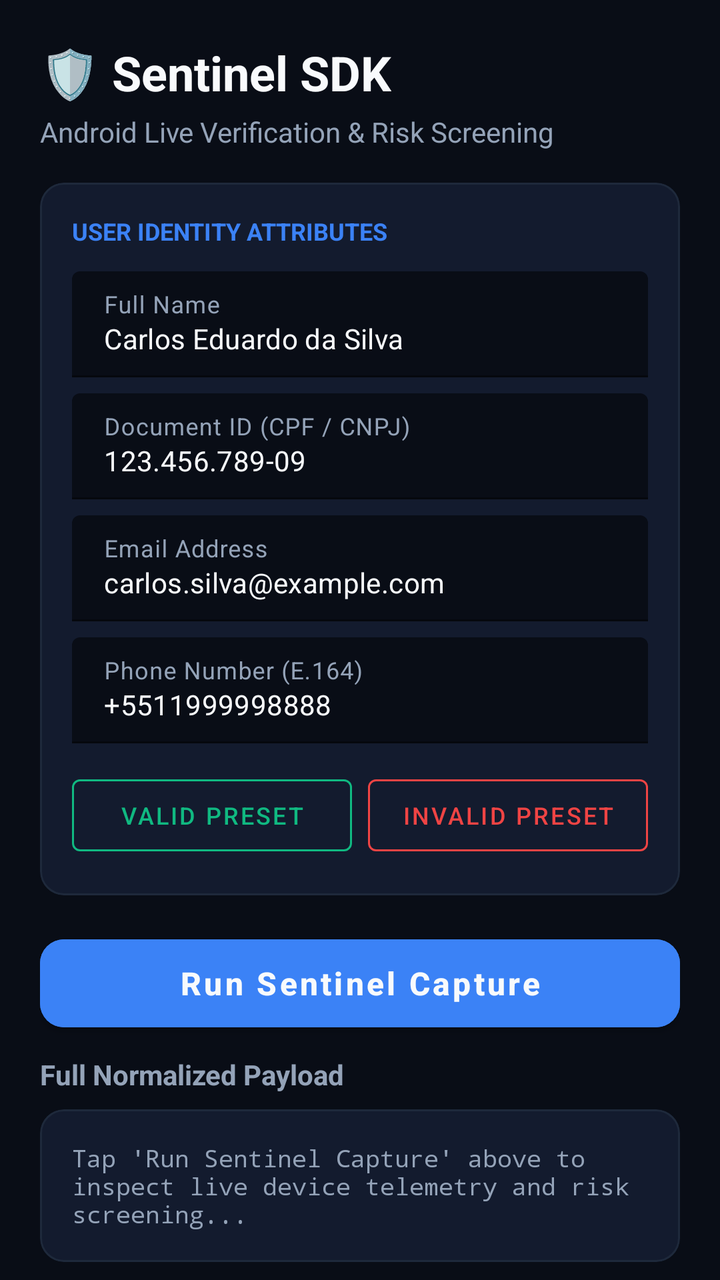
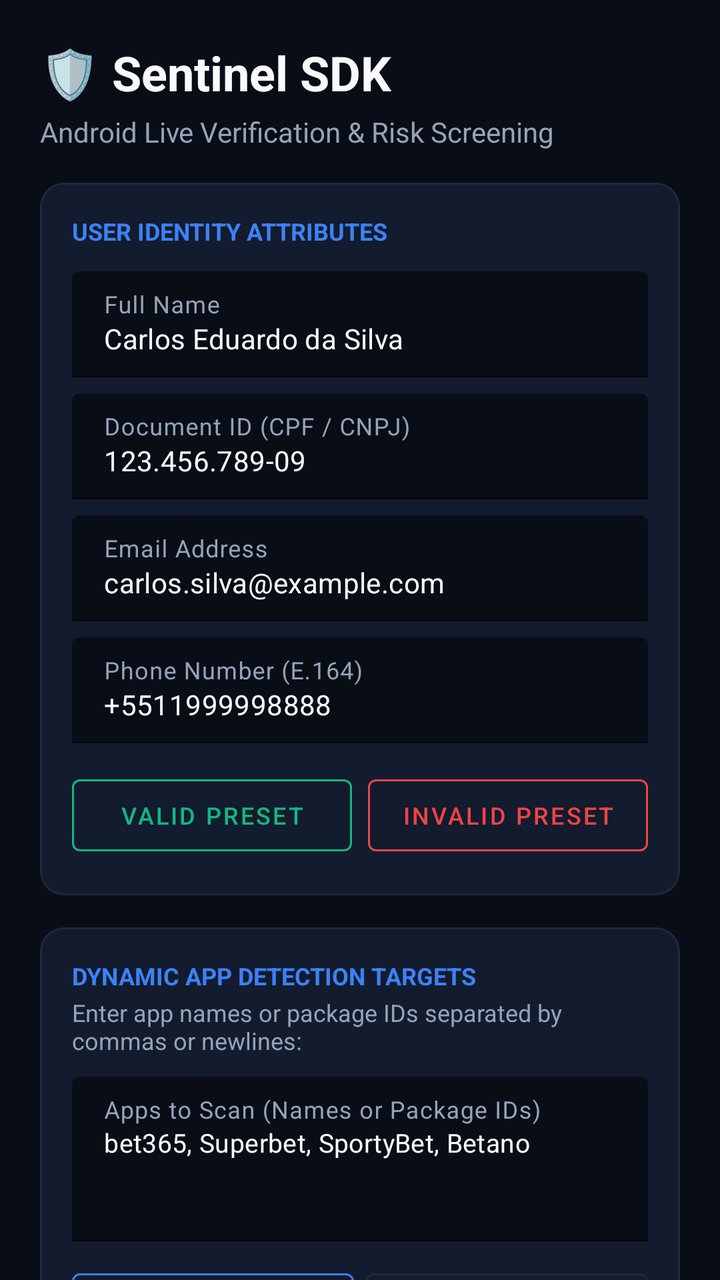

The first picture is an Android layout as it rendered before a commit; the second is the same layout after the commit. The layout source and the unified diff follow.
<!-- AndroidManifest.xml: application theme Theme.SentinelDemo -->
<!-- res/layout/activity_main.xml -->
<?xml version="1.0" encoding="utf-8"?>
<androidx.core.widget.NestedScrollView xmlns:android="http://schemas.android.com/apk/res/android"
    xmlns:app="http://schemas.android.com/apk/res-auto"
    xmlns:tools="http://schemas.android.com/tools"
    android:layout_width="match_parent"
    android:layout_height="match_parent"
    android:background="@color/background"
    android:fillViewport="true">

    <LinearLayout
        android:layout_width="match_parent"
        android:layout_height="wrap_content"
        android:orientation="vertical"
        android:padding="20dp">

        
        <LinearLayout
            android:layout_width="match_parent"
            android:layout_height="wrap_content"
            android:orientation="vertical"
            android:layout_marginBottom="16dp">

            <TextView
                android:layout_width="wrap_content"
                android:layout_height="wrap_content"
                android:text="🛡️ Sentinel SDK"
                android:textColor="@color/text_primary"
                android:textSize="24sp"
                android:textStyle="bold" />

            <TextView
                android:layout_width="wrap_content"
                android:layout_height="wrap_content"
                android:layout_marginTop="4dp"
                android:text="Android Live Verification &amp; Risk Screening"
                android:textColor="@color/text_secondary"
                android:textSize="14sp" />
        </LinearLayout>

        
        <com.google.android.material.card.MaterialCardView
            android:layout_width="match_parent"
            android:layout_height="wrap_content"
            android:layout_marginBottom="16dp"
            app:cardBackgroundColor="@color/card_bg"
            app:cardCornerRadius="12dp"
            app:cardElevation="0dp"
            app:strokeColor="@color/border"
            app:strokeWidth="1dp">

            <LinearLayout
                android:layout_width="match_parent"
                android:layout_height="wrap_content"
                android:orientation="vertical"
                android:padding="16dp">

                <TextView
                    android:layout_width="wrap_content"
                    android:layout_height="wrap_content"
                    android:text="USER IDENTITY ATTRIBUTES"
                    android:textColor="@color/accent"
                    android:textSize="12sp"
                    android:textStyle="bold"
                    android:layout_marginBottom="12dp" />

                
                <com.google.android.material.textfield.TextInputLayout
                    android:layout_width="match_parent"
                    android:layout_height="wrap_content"
                    android:layout_marginBottom="8dp"
                    android:hint="Full Name"
                    android:textColorHint="@color/text_secondary"
                    app:boxBackgroundColor="@color/background"
                    app:boxStrokeColor="@color/accent"
                    app:hintTextColor="@color/accent">

                    <com.google.android.material.textfield.TextInputEditText
                        android:id="@+id/et_full_name"
                        android:layout_width="match_parent"
                        android:layout_height="wrap_content"
                        android:text="Carlos Eduardo da Silva"
                        android:textColor="@color/text_primary"
                        android:textSize="14sp" />
                </com.google.android.material.textfield.TextInputLayout>

                
                <com.google.android.material.textfield.TextInputLayout
                    android:layout_width="match_parent"
                    android:layout_height="wrap_content"
                    android:layout_marginBottom="8dp"
                    android:hint="Document ID (CPF / CNPJ)"
                    android:textColorHint="@color/text_secondary"
                    app:boxBackgroundColor="@color/background"
                    app:boxStrokeColor="@color/accent"
                    app:hintTextColor="@color/accent">

                    <com.google.android.material.textfield.TextInputEditText
                        android:id="@+id/et_document_id"
                        android:layout_width="match_parent"
                        android:layout_height="wrap_content"
                        android:text="123.456.789-09"
                        android:textColor="@color/text_primary"
                        android:textSize="14sp" />
                </com.google.android.material.textfield.TextInputLayout>

                
                <com.google.android.material.textfield.TextInputLayout
                    android:layout_width="match_parent"
                    android:layout_height="wrap_content"
                    android:layout_marginBottom="8dp"
                    android:hint="Email Address"
                    android:textColorHint="@color/text_secondary"
                    app:boxBackgroundColor="@color/background"
                    app:boxStrokeColor="@color/accent"
                    app:hintTextColor="@color/accent">

                    <com.google.android.material.textfield.TextInputEditText
                        android:id="@+id/et_email"
                        android:layout_width="match_parent"
                        android:layout_height="wrap_content"
                        android:inputType="textEmailAddress"
                        android:text="carlos.silva@example.com"
                        android:textColor="@color/text_primary"
                        android:textSize="14sp" />
                </com.google.android.material.textfield.TextInputLayout>

                
                <com.google.android.material.textfield.TextInputLayout
                    android:layout_width="match_parent"
                    android:layout_height="wrap_content"
                    android:layout_marginBottom="12dp"
                    android:hint="Phone Number (E.164)"
                    android:textColorHint="@color/text_secondary"
                    app:boxBackgroundColor="@color/background"
                    app:boxStrokeColor="@color/accent"
                    app:hintTextColor="@color/accent">

                    <com.google.android.material.textfield.TextInputEditText
                        android:id="@+id/et_phone_number"
                        android:layout_width="match_parent"
                        android:layout_height="wrap_content"
                        android:inputType="phone"
                        android:text="+5511999998888"
                        android:textColor="@color/text_primary"
                        android:textSize="14sp" />
                </com.google.android.material.textfield.TextInputLayout>

                
                <LinearLayout
                    android:layout_width="match_parent"
                    android:layout_height="wrap_content"
                    android:orientation="horizontal">

                    <com.google.android.material.button.MaterialButton
                        android:id="@+id/btn_fill_valid"
                        style="@style/Widget.MaterialComponents.Button.OutlinedButton"
                        android:layout_width="0dp"
                        android:layout_height="wrap_content"
                        android:layout_marginEnd="4dp"
                        android:layout_weight="1"
                        android:text="Valid Preset"
                        android:textColor="@color/success"
                        android:textSize="12sp"
                        app:strokeColor="@color/success" />

                    <com.google.android.material.button.MaterialButton
                        android:id="@+id/btn_fill_invalid"
                        style="@style/Widget.MaterialComponents.Button.OutlinedButton"
                        android:layout_width="0dp"
                        android:layout_height="wrap_content"
                        android:layout_marginStart="4dp"
                        android:layout_weight="1"
                        android:text="Invalid Preset"
                        android:textColor="@color/danger"
                        android:textSize="12sp"
                        app:strokeColor="@color/danger" />
                </LinearLayout>

            </LinearLayout>
        </com.google.android.material.card.MaterialCardView>

        
        <com.google.android.material.button.MaterialButton
            android:id="@+id/btn_capture"
            android:layout_width="match_parent"
            android:layout_height="56dp"
            android:layout_marginBottom="8dp"
            android:backgroundTint="@color/accent"
            android:text="Run Sentinel Capture"
            android:textAllCaps="false"
            android:textColor="@color/text_primary"
            android:textSize="16sp"
            android:textStyle="bold"
            app:cornerRadius="12dp" />

        <ProgressBar
            android:id="@+id/progress_bar"
            android:layout_width="wrap_content"
            android:layout_height="wrap_content"
            android:layout_gravity="center_horizontal"
            android:layout_marginVertical="8dp"
            android:indeterminateTint="@color/accent"
            android:visibility="gone" />

        
        <com.google.android.material.card.MaterialCardView
            android:id="@+id/card_summary"
            android:layout_width="match_parent"
            android:layout_height="wrap_content"
            android:layout_marginBottom="16dp"
            android:visibility="gone"
            app:cardBackgroundColor="@color/card_bg"
            app:cardCornerRadius="12dp"
            app:cardElevation="0dp"
            app:strokeColor="@color/border"
            app:strokeWidth="1dp">

            <LinearLayout
                android:layout_width="match_parent"
                android:layout_height="wrap_content"
                android:orientation="vertical"
                android:padding="16dp">

                <TextView
                    android:layout_width="wrap_content"
                    android:layout_height="wrap_content"
                    android:text="TELEMETRY &amp; RISK SUMMARY"
                    android:textColor="@color/accent"
                    android:textSize="12sp"
                    android:textStyle="bold"
                    android:layout_marginBottom="8dp" />

                <TextView
                    android:id="@+id/tv_summary_risk"
                    android:layout_width="wrap_content"
                    android:layout_height="wrap_content"
                    android:textColor="@color/text_primary"
                    android:textSize="13sp"
                    android:text="• Risk Level: -" />

                <TextView
                    android:id="@+id/tv_summary_user_valid"
                    android:layout_width="wrap_content"
                    android:layout_height="wrap_content"
                    android:layout_marginTop="4dp"
                    android:textColor="@color/text_primary"
                    android:textSize="13sp"
                    android:text="• User Valid: -" />

                <TextView
                    android:id="@+id/tv_summary_location"
                    android:layout_width="wrap_content"
                    android:layout_height="wrap_content"
                    android:layout_marginTop="4dp"
                    android:textColor="@color/text_primary"
                    android:textSize="13sp"
                    android:text="• Location Status: -" />

                <TextView
                    android:id="@+id/tv_summary_root"
                    android:layout_width="wrap_content"
                    android:layout_height="wrap_content"
                    android:layout_marginTop="4dp"
                    android:textColor="@color/text_primary"
                    android:textSize="13sp"
                    android:text="• Root / Spoof: -" />
            </LinearLayout>
        </com.google.android.material.card.MaterialCardView>

        
        <LinearLayout
            android:layout_width="match_parent"
            android:layout_height="wrap_content"
            android:orientation="horizontal"
            android:gravity="center_vertical"
            android:layout_marginBottom="8dp">

            <TextView
                android:layout_width="0dp"
                android:layout_height="wrap_content"
                android:layout_weight="1"
                android:text="Full Normalized Payload"
                android:textColor="@color/text_secondary"
                android:textSize="14sp"
                android:textStyle="bold" />

            <com.google.android.material.button.MaterialButton
                android:id="@+id/btn_copy_json"
                style="@style/Widget.MaterialComponents.Button.TextButton"
                android:layout_width="wrap_content"
                android:layout_height="wrap_content"
                android:text="Copy JSON"
                android:textColor="@color/accent"
                android:textSize="12sp"
                android:visibility="gone" />
        </LinearLayout>

        <com.google.android.material.card.MaterialCardView
            android:layout_width="match_parent"
            android:layout_height="wrap_content"
            app:cardBackgroundColor="@color/card_bg"
            app:cardCornerRadius="12dp"
            app:cardElevation="0dp"
            app:strokeColor="@color/border"
            app:strokeWidth="1dp">

            <TextView
                android:id="@+id/tv_result"
                android:layout_width="match_parent"
                android:layout_height="wrap_content"
                android:fontFamily="monospace"
                android:padding="16dp"
                android:text="Tap 'Run Sentinel Capture' above to inspect live device telemetry and risk screening..."
                android:textColor="@color/text_secondary"
                android:textSize="12sp" />
        </com.google.android.material.card.MaterialCardView>

    </LinearLayout>
</androidx.core.widget.NestedScrollView>
<!-- resources referenced by this layout -->
<resources>
  <color name="accent">#3B82F6</color>
  <color name="background">#090D16</color>
  <color name="border">#1E293B</color>
  <color name="card_bg">#131B2E</color>
  <color name="danger">#EF4444</color>
  <color name="success">#10B981</color>
  <color name="text_primary">#F8FAFC</color>
  <color name="text_secondary">#94A3B8</color>
  <style name="Theme.SentinelDemo" parent="Theme.MaterialComponents.DayNight.NoActionBar">
          <item name="colorPrimary">@color/accent</item>
          <item name="colorPrimaryVariant">@color/accent_pressed</item>
          <item name="colorOnPrimary">@color/text_primary</item>
          <item name="android:statusBarColor">@color/primary_dark</item>
          <item name="android:windowBackground">@color/background</item>
      </style>
  <color name="accent_pressed">#1D4ED8</color>
  <color name="primary_dark">#020617</color>
</resources>

<!-- the commit's change to res/layout/activity_main.xml (unified diff, before → after) -->
@@ -180,13 +180,140 @@
         </com.google.android.material.card.MaterialCardView>
 
         
+        <com.google.android.material.card.MaterialCardView
+            android:layout_width="match_parent"
+            android:layout_height="wrap_content"
+            android:layout_marginBottom="16dp"
+            app:cardBackgroundColor="@color/card_bg"
+            app:cardCornerRadius="12dp"
+            app:cardElevation="0dp"
+            app:strokeColor="@color/border"
+            app:strokeWidth="1dp">
+
+            <LinearLayout
+                android:layout_width="match_parent"
+                android:layout_height="wrap_content"
+                android:orientation="vertical"
+                android:padding="16dp">
+
+                <TextView
+                    android:layout_width="wrap_content"
+                    android:layout_height="wrap_content"
+                    android:text="DYNAMIC APP DETECTION TARGETS"
+                    android:textColor="@color/accent"
+                    android:textSize="12sp"
+                    android:textStyle="bold" />
+
+                <TextView
+                    android:layout_width="wrap_content"
+                    android:layout_height="wrap_content"
+                    android:layout_marginTop="2dp"
+                    android:layout_marginBottom="10dp"
+                    android:text="Enter app names or package IDs separated by commas or newlines:"
+                    android:textColor="@color/text_secondary"
+                    android:textSize="12sp" />
+
+                
+                <com.google.android.material.textfield.TextInputLayout
+                    android:layout_width="match_parent"
+                    android:layout_height="wrap_content"
+                    android:layout_marginBottom="10dp"
+                    android:hint="Apps to Scan (Names or Package IDs)"
+                    android:textColorHint="@color/text_secondary"
+                    app:boxBackgroundColor="@color/background"
+                    app:boxStrokeColor="@color/accent"
+                    app:hintTextColor="@color/accent">
+
+                    <com.google.android.material.textfield.TextInputEditText
+                        android:id="@+id/et_target_apps"
+                        android:layout_width="match_parent"
+                        android:layout_height="wrap_content"
+                        android:gravity="top|start"
+                        android:inputType="textMultiLine"
+                        android:lines="3"
+                        android:maxLines="6"
+                        android:text="bet365, Superbet, SportyBet, Betano"
+                        android:textColor="@color/text_primary"
+                        android:textSize="13sp" />
+                </com.google.android.material.textfield.TextInputLayout>
+
+                
+                <LinearLayout
+                    android:layout_width="match_parent"
+                    android:layout_height="wrap_content"
+                    android:orientation="horizontal"
+                    android:layout_marginBottom="4dp">
+
+                    <com.google.android.material.button.MaterialButton
+                        android:id="@+id/btn_preset_four_apps"
+                        style="@style/Widget.MaterialComponents.Button.OutlinedButton"
+                        android:layout_width="0dp"
+                        android:layout_height="wrap_content"
+                        android:layout_marginEnd="3dp"
+                        android:layout_weight="1"
+                        android:paddingHorizontal="4dp"
+                        android:text="4 Target Apps"
+                        android:textColor="@color/accent"
+                        android:textSize="11sp"
+                        app:strokeColor="@color/accent" />
+
+                    <com.google.android.material.button.MaterialButton
+                        android:id="@+id/btn_preset_all_betting"
+                        style="@style/Widget.MaterialComponents.Button.OutlinedButton"
+                        android:layout_width="0dp"
+                        android:layout_height="wrap_content"
+                        android:layout_marginStart="3dp"
+                        android:layout_weight="1"
+                        android:paddingHorizontal="4dp"
+                        android:text="All Betting (25+)"
+                        android:textColor="@color/text_secondary"
+                        android:textSize="11sp"
+                        app:strokeColor="@color/border" />
+                </LinearLayout>
+
+                <LinearLayout
+                    android:layout_width="match_parent"
+                    android:layout_height="wrap_content"
+                    android:orientation="horizontal">
+
+                    <com.google.android.material.button.MaterialButton
+                        android:id="@+id/btn_preset_common_apps"
+                        style="@style/Widget.MaterialComponents.Button.OutlinedButton"
+                        android:layout_width="0dp"
+                        android:layout_height="wrap_content"
+                        android:layout_marginEnd="3dp"
+                        android:layout_weight="1"
+                        android:paddingHorizontal="4dp"
+                        android:text="Common Apps (Test)"
+                        android:textColor="@color/success"
+                        android:textSize="11sp"
+                        app:strokeColor="@color/success" />
+
+                    <com.google.android.material.button.MaterialButton
+                        android:id="@+id/btn_clear_apps"
+                        style="@style/Widget.MaterialComponents.Button.OutlinedButton"
+                        android:layout_width="0dp"
+                        android:layout_height="wrap_content"
+                        android:layout_marginStart="3dp"
+                        android:layout_weight="1"
+                        android:paddingHorizontal="4dp"
+                        android:text="Clear List"
+                        android:textColor="@color/danger"
+                        android:textSize="11sp"
+                        app:strokeColor="@color/danger" />
+                </LinearLayout>
+
+            </LinearLayout>
+        </com.google.android.material.card.MaterialCardView>
+
+        
         <com.google.android.material.button.MaterialButton
             android:id="@+id/btn_capture"
             android:layout_width="match_parent"
             android:layout_height="56dp"
             android:layout_marginBottom="8dp"
             android:backgroundTint="@color/accent"
-            android:text="Run Sentinel Capture"
+            android:text="Run Sentinel Capture &amp; Detection"
             android:textAllCaps="false"
             android:textColor="@color/text_primary"
             android:textSize="16sp"
@@ -239,6 +366,15 @@
                     android:text="• Risk Level: -" />
 
                 <TextView
+                    android:id="@+id/tv_summary_apps_count"
+                    android:layout_width="wrap_content"
+                    android:layout_height="wrap_content"
+                    android:layout_marginTop="4dp"
+                    android:textColor="@color/text_primary"
+                    android:textSize="13sp"
+                    android:text="• Target Apps: -" />
+
+                <TextView
                     android:id="@+id/tv_summary_user_valid"
                     android:layout_width="wrap_content"
                     android:layout_height="wrap_content"
@@ -268,6 +404,54 @@
         </com.google.android.material.card.MaterialCardView>
 
         
+        <com.google.android.material.card.MaterialCardView
+            android:id="@+id/card_app_detection_results"
+            android:layout_width="match_parent"
+            android:layout_height="wrap_content"
+            android:layout_marginBottom="16dp"
+            android:visibility="gone"
+            app:cardBackgroundColor="@color/card_bg"
+            app:cardCornerRadius="12dp"
+            app:cardElevation="0dp"
+            app:strokeColor="@color/border"
+            app:strokeWidth="1dp">
+
+            <LinearLayout
+                android:layout_width="match_parent"
+                android:layout_height="wrap_content"
+                android:orientation="vertical"
+                android:padding="16dp">
+
+                <TextView
+                    android:layout_width="wrap_content"
+                    android:layout_height="wrap_content"
+                    android:text="📱 INSTALLED APPS DETECTION BREAKDOWN"
+                    android:textColor="@color/accent"
+                    android:textSize="12sp"
+                    android:textStyle="bold" />
+
+                <TextView
+                    android:id="@+id/tv_app_detection_subtitle"
+                    android:layout_width="wrap_content"
+                    android:layout_height="wrap_content"
+                    android:layout_marginTop="2dp"
+                    android:layout_marginBottom="10dp"
+                    android:text="Target check status against Android PackageManager:"
+                    android:textColor="@color/text_secondary"
+                    android:textSize="12sp" />
+
+                <TextView
+                    android:id="@+id/tv_app_detection_list"
+                    android:layout_width="match_parent"
+                    android:layout_height="wrap_content"
+                    android:fontFamily="monospace"
+                    android:lineSpacingExtra="3dp"
+                    android:textColor="@color/text_primary"
+                    android:textSize="12sp" />
+            </LinearLayout>
+        </com.google.android.material.card.MaterialCardView>
+
+        
         <LinearLayout
             android:layout_width="match_parent"
             android:layout_height="wrap_content"
